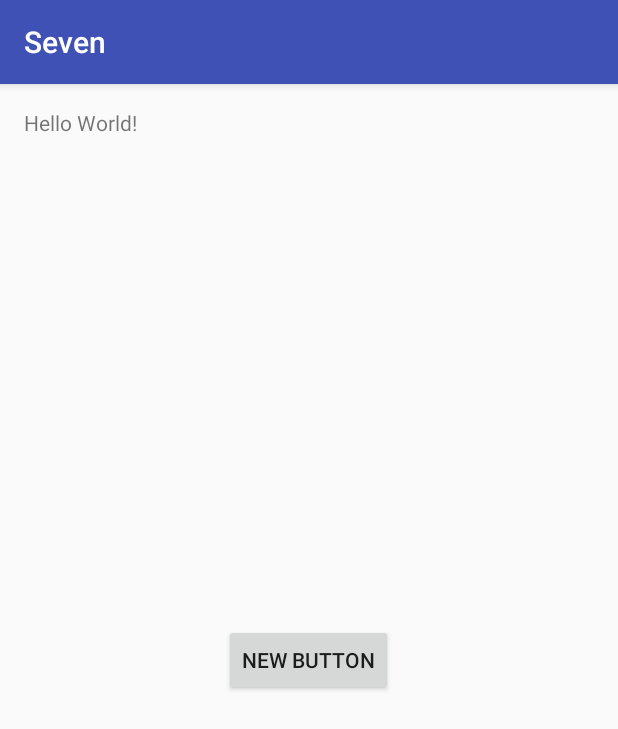
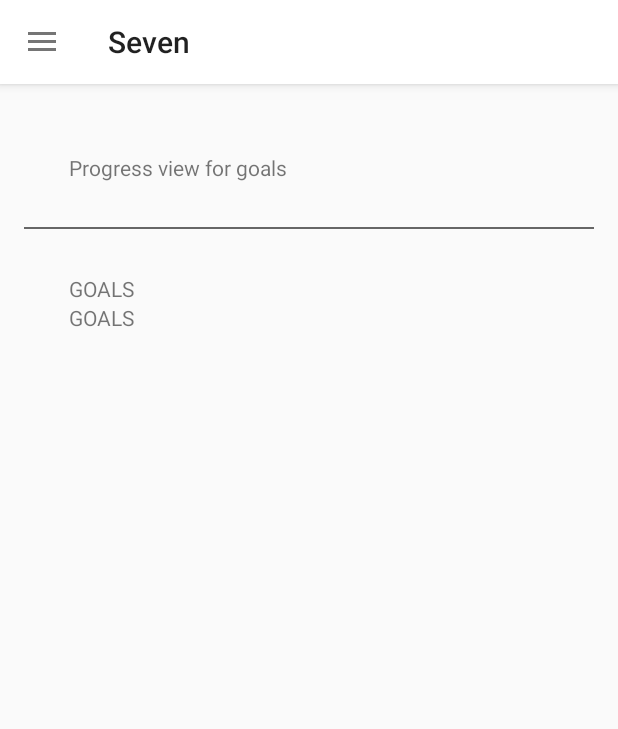
Before and after one commit to lgrimes/seven, an Android app: the MainActivity screen opened directly, with no data from a screen before it, on a phone screen of 412 x 824 dp. Shown: the top 729 px of the screen. Run offline under Robolectric (Android 15) with nearby library versions, the phone set to English and light mode, and no system bars.

Commit message:
Sliding menu
Added in sliding menu

```diff
--- a/app/build.gradle
+++ b/app/build.gradle
@@ -5,7 +5,6 @@ repositories {
         dirs 'libs'
     }
 }
-
 
 android {
     compileSdkVersion 23
@@ -37,4 +36,6 @@ dependencies {
     compile 'com.squareup.okhttp3:okhttp:3.4.1'
     //PRogress bar
     compile 'com.github.rahatarmanahmed:circularprogressview:2.5.0'
+    // ORM
+    compile 'com.github.satyan:sugar:1.4'
 }
--- /dev/null
+++ b/app/src/main/java/au/com/shehacks/seven/seven/BaseActivity.java
@@ -0,0 +1,95 @@
+package au.com.shehacks.seven.seven;
+
+import android.app.Activity;
+import android.os.Bundle;
+import android.support.design.widget.NavigationView;
+import android.support.v4.view.GravityCompat;
+import android.support.v4.widget.DrawerLayout;
+import android.support.v7.app.ActionBarDrawerToggle;
+import android.support.v7.app.AppCompatActivity;
+import android.support.v7.widget.Toolbar;
+import android.view.LayoutInflater;
+import android.view.Menu;
+import android.view.MenuItem;
+import android.widget.RelativeLayout;
+
+public class BaseActivity extends AppCompatActivity
+        implements NavigationView.OnNavigationItemSelectedListener {
+
+    private ActionBarDrawerToggle drawerToggle;
+    protected int selectedMenuItemId;
+    private NavigationView navigationView;
+    private DrawerLayout drawer;
+    protected Menu navigationMenu;
+
+    @Override
+    protected void onCreate(Bundle savedInstanceState) {
+        super.onCreate(savedInstanceState);
+        setContentView(R.layout.activity_main);
+        Toolbar toolbar = (Toolbar) findViewById(R.id.toolbar);
+        setSupportActionBar(toolbar);
+        selectedMenuItemId = getIntent().getExtras() != null ? getIntent().getExtras().getInt("selectedMenuItemId") : 0;
+        drawer = (DrawerLayout) findViewById(R.id.drawer_layout);
+        drawerToggle = new ActionBarDrawerToggle(
+                this, drawer, toolbar, R.string.menu_open, R.string.menu_close);
+        drawer.setDrawerListener(drawerToggle);
+        drawerToggle.syncState();
+        navigationView = (NavigationView) findViewById(R.id.nav_view);
+        navigationView.setNavigationItemSelectedListener(this);
+        navigationView.setItemIconTintList(null);
+        navigationMenu = navigationView.getMenu();
+    }
+
+    @Override
+    protected void onResume() {
+        super.onResume();
+        navigationMenu.getItem(selectedMenuItemId).setChecked(true);
+    }
+
+    @Override
+    public void onBackPressed() {
+        if (drawer.isDrawerOpen(GravityCompat.START)) {
+            drawer.closeDrawer(GravityCompat.START);
+        } else {
+            super.onBackPressed();
+        }
+    }
+
+    void inflateLayoutInContainer(int layoutID) {
+        LayoutInflater.from(this).inflate(layoutID, (RelativeLayout) findViewById(R.id.content_frame));
+    }
+
+    @Override
+    public boolean onNavigationItemSelected(MenuItem item) {
+        // Handle navigation view item clicks here.
+        Activity activity = null;
+        Bundle args = new Bundle();
+        switch (item.getItemId()) {
+            case R.id.nav_goals:
+                break;
+
+            case R.id.nav_learn:
+                break;
+
+            case R.id.nav_progress:
+                break;
+
+        }
+        if (drawer.isDrawerOpen(GravityCompat.START)) {
+            drawer.closeDrawer(GravityCompat.START);
+        }
+        return true;
+    }
+
+    @Override
+    public boolean onOptionsItemSelected(MenuItem menuItem)
+    {
+        switch (menuItem.getItemId()) {
+            case android.R.id.home:
+                onBackPressed();
+                return true;
+            default:
+                return super.onOptionsItemSelected(menuItem);
+        }
+    }
+}
--- a/app/src/main/java/au/com/shehacks/seven/seven/MainActivity.java
+++ b/app/src/main/java/au/com/shehacks/seven/seven/MainActivity.java
@@ -1,14 +1,12 @@
 package au.com.shehacks.seven.seven;
 
-import android.support.v7.app.AppCompatActivity;
 import android.os.Bundle;
-import android.widget.TextView;
 
-public class MainActivity extends AppCompatActivity {
+public class MainActivity extends BaseActivity {
 
     @Override
     protected void onCreate(Bundle savedInstanceState) {
         super.onCreate(savedInstanceState);
-        setContentView(R.layout.activity_main);
+        inflateLayoutInContainer(R.layout.activity_dashboard);
     }
 }
--- /dev/null
+++ b/app/src/main/res/layout/activity_dashboard.xml
@@ -0,0 +1,53 @@
+<?xml version="1.0" encoding="utf-8"?>
+<RelativeLayout xmlns:android="http://schemas.android.com/apk/res/android"
+    xmlns:tools="http://schemas.android.com/tools"
+    android:layout_width="match_parent"
+    android:layout_height="match_parent"
+    android:paddingBottom="@dimen/activity_vertical_margin"
+    android:paddingLeft="@dimen/activity_horizontal_margin"
+    android:paddingRight="@dimen/activity_horizontal_margin"
+    android:paddingTop="@dimen/activity_vertical_margin"
+    tools:context="au.com.shehacks.seven.seven.MainActivity">
+    <TextView
+        android:id="@+id/text"
+        android:layout_width="wrap_content"
+        android:layout_height="wrap_content"
+        android:padding="30dp"
+        android:text="Progress view for goals" />
+
+    <View
+        android:id="@+id/separator"
+        android:layout_below="@+id/text"
+        android:layout_width="match_parent"
+        android:layout_height="1dp"
+        android:background="@color/steel"
+        />
+    <LinearLayout
+        android:layout_width="match_parent"
+        android:layout_height="wrap_content"
+        android:orientation="vertical"
+        android:padding="30dp"
+        android:layout_below="@+id/separator">
+        <RelativeLayout
+            android:layout_width="match_parent"
+            android:layout_height="wrap_content">
+            <TextView
+                android:layout_width="wrap_content"
+                android:layout_height="wrap_content"
+                android:layout_alignParentStart="true"
+                android:text="GOALS"/>
+        </RelativeLayout>
+
+        <RelativeLayout
+            android:layout_width="match_parent"
+            android:layout_height="wrap_content">
+            <TextView
+                android:layout_width="wrap_content"
+                android:layout_height="wrap_content"
+                android:layout_alignParentStart="true"
+                android:text="GOALS"/>
+        </RelativeLayout>
+    </LinearLayout>
+
+
+</RelativeLayout>
--- a/app/src/main/res/layout/activity_main.xml
+++ b/app/src/main/res/layout/activity_main.xml
@@ -1,26 +1,24 @@
 <?xml version="1.0" encoding="utf-8"?>
-<RelativeLayout xmlns:android="http://schemas.android.com/apk/res/android"
+<android.support.v4.widget.DrawerLayout xmlns:android="http://schemas.android.com/apk/res/android"
+    xmlns:app="http://schemas.android.com/apk/res-auto"
     xmlns:tools="http://schemas.android.com/tools"
+    android:id="@+id/drawer_layout"
     android:layout_width="match_parent"
     android:layout_height="match_parent"
-    android:paddingBottom="@dimen/activity_vertical_margin"
-    android:paddingLeft="@dimen/activity_horizontal_margin"
-    android:paddingRight="@dimen/activity_horizontal_margin"
-    android:paddingTop="@dimen/activity_vertical_margin"
-    tools:context="au.com.shehacks.seven.seven.MainActivity">
+    android:fitsSystemWindows="true"
+    tools:openDrawer="start">
+    <include
+        layout="@layout/app_bar_main"
+        android:layout_width="match_parent"
+        android:layout_height="match_parent" />
 
-    <TextView
-        android:id="@+id/text"
+    <android.support.design.widget.NavigationView
+        android:id="@+id/nav_view"
         android:layout_width="wrap_content"
-        android:layout_height="wrap_content"
-        android:text="Hello World!" />
+        android:layout_height="match_parent"
+        android:layout_gravity="start"
+        android:fitsSystemWindows="true"
+        android:background="@color/white"
+        app:menu="@menu/activity_main_drawer" />
 
-    <Button
-        android:layout_width="wrap_content"
-        android:layout_height="wrap_content"
-        android:text="New Button"
-        android:id="@+id/button"
-        android:layout_centerVertical="true"
-        android:layout_centerHorizontal="true" />
-
-</RelativeLayout>
+</android.support.v4.widget.DrawerLayout>
--- /dev/null
+++ b/app/src/main/res/layout/app_bar_main.xml
@@ -0,0 +1,29 @@
+<?xml version="1.0" encoding="utf-8"?>
+<RelativeLayout xmlns:android="http://schemas.android.com/apk/res/android"
+    xmlns:app="http://schemas.android.com/apk/res-auto"
+    android:layout_width="match_parent"
+    android:layout_height="match_parent"
+    android:fitsSystemWindows="true">
+
+    <android.support.design.widget.AppBarLayout
+        android:layout_width="match_parent"
+        android:layout_height="wrap_content"
+        android:layout_alignParentTop="true"
+        android:theme="@style/AppTheme.AppBarOverlay"
+        android:id="@+id/appBar">
+
+        <android.support.v7.widget.Toolbar
+            android:id="@+id/toolbar"
+            android:layout_width="match_parent"
+            android:layout_height="?attr/actionBarSize"
+            android:background="?attr/colorPrimary"
+            app:popupTheme="@style/AppTheme.PopupOverlay"/>
+
+    </android.support.design.widget.AppBarLayout>
+
+    <RelativeLayout
+        android:layout_width="match_parent"
+        android:layout_height="match_parent"
+        android:layout_below="@+id/appBar"
+        android:id="@+id/content_frame"/>
+</RelativeLayout>
--- /dev/null
+++ b/app/src/main/res/menu/activity_main_drawer.xml
@@ -0,0 +1,14 @@
+<?xml version="1.0" encoding="utf-8"?>
+<menu xmlns:android="http://schemas.android.com/apk/res/android">
+    <group android:checkableBehavior="single">
+        <item
+            android:id="@+id/nav_progress"
+            android:title="Progress"/>
+        <item
+            android:id="@+id/nav_goals"
+            android:title="Goals" />
+        <item
+            android:id="@+id/nav_learn"
+            android:title="Learn" />
+    </group>
+</menu>
--- a/app/src/main/res/values/strings.xml
+++ b/app/src/main/res/values/strings.xml
@@ -1,6 +1,7 @@
 <resources>
     <string name="app_name">Seven</string>
-
+    <string name="menu_close">Close</string>
+    <string name="menu_open">Open</string>
     <string name="kinvey_app_id">kid_HJW2c4x_</string>
     <string name="kinvey_api_token">8af341776ddf47d3a60b3721b9f19532</string>
 </resources>
--- a/app/src/main/res/values/styles.xml
+++ b/app/src/main/res/values/styles.xml
@@ -1,11 +1,21 @@
 <resources>
 
     <!-- Base application theme. -->
-    <style name="AppTheme" parent="Theme.AppCompat.Light.DarkActionBar">
+    <style name="AppTheme" parent="Theme.AppCompat.Light">
         <!-- Customize your theme here. -->
-        <item name="colorPrimary">@color/colorPrimary</item>
-        <item name="colorPrimaryDark">@color/colorPrimaryDark</item>
-        <item name="colorAccent">@color/colorAccent</item>
+        <item name="colorPrimary">@color/white</item>
+        <item name="colorPrimaryDark">@color/wildSand</item>
+        <item name="colorAccent">@color/ecstasy</item>
+        <item name="android:windowAnimationStyle">@null</item>
     </style>
 
+    <style name="AppTheme.NoActionBar">
+        <item name="windowActionBar">false</item>
+        <item name="windowNoTitle">true</item>
+        <item name="android:windowAnimationStyle">@null</item>
+    </style>
+
+    <style name="AppTheme.AppBarOverlay" parent="ThemeOverlay.AppCompat.Light" />
+
+    <style name="AppTheme.PopupOverlay" parent="ThemeOverlay.AppCompat.Light" />
 </resources>
```
Also changed, not shown: app/src/main/AndroidManifest.xml (+7 -2 lines), app/src/main/java/au/com/shehacks/seven/seven/RegistrationActivity.java (+22 -11 lines), app/src/main/java/au/com/shehacks/seven/seven/managers/IntentManager.java (added, +18 -0 lines), app/src/main/java/au/com/shehacks/seven/seven/models/Charity.java (added, +18 -0 lines), app/src/main/java/au/com/shehacks/seven/seven/models/User.java (added, +22 -0 lines), app/src/main/res/layout/activity_registration.xml (+5 -3 lines), app/src/main/res/values/colors.xml (+30 -0 lines), 1 other file.
